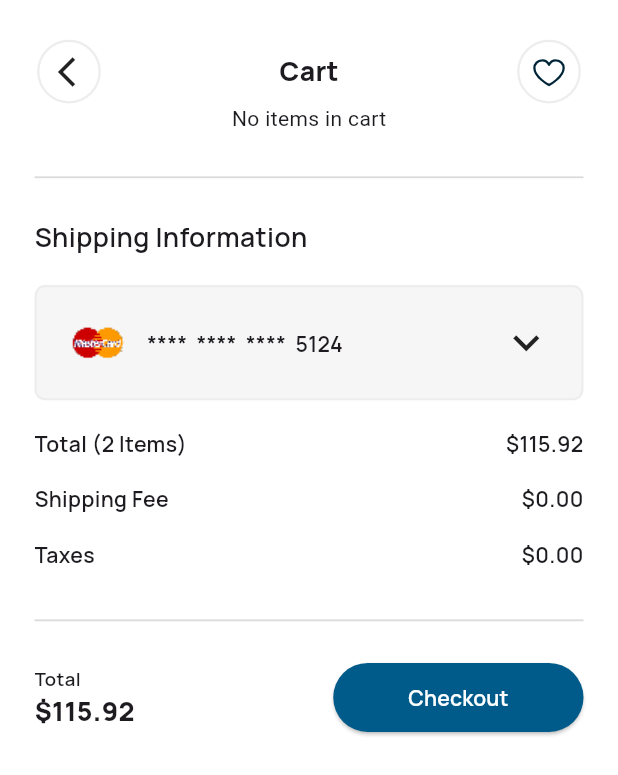
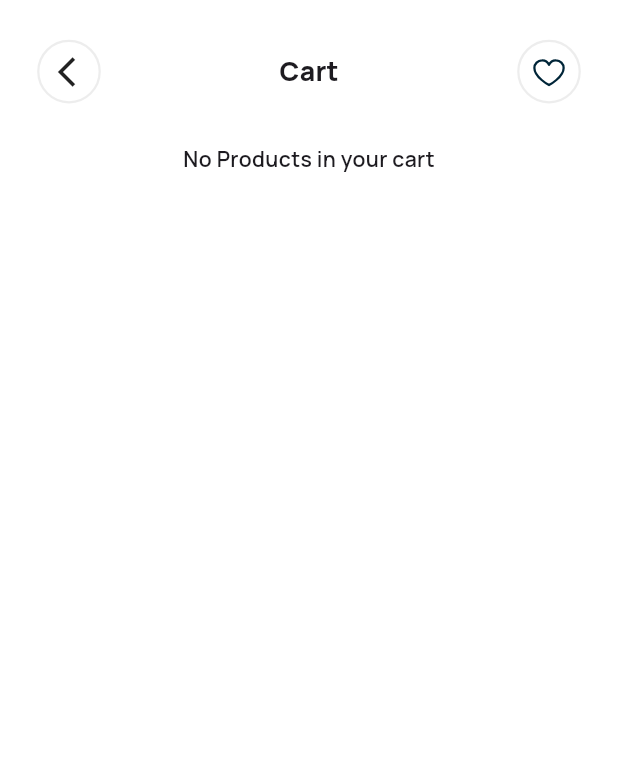
Before and after one commit to MaiBomadian94/mini_ecommerce_app, a Flutter app: the CartView screen opened by its route, on a phone screen of 412 x 824 dp. Shown: the top 775 px of the screen. Run offline on Flutter 3.47's test engine with Material 3 defaults, Android fonts, the phone set to English and light mode, and no system bars; our stand-ins replace cached_network_image, carousel_slider, dartz, flutter_bloc, flutter_countdown_timer, flutter_screenutil and 3 more; network calls fail.

Commit message:
* cart view done

```diff
--- /dev/null
+++ b/lib/features/cart/data/models/cart_model.dart
@@ -0,0 +1,8 @@
+import '../../../home/data/models/product_model.dart';
+
+class CartModel {
+  final ProductModel product;
+  int quantity;
+
+  CartModel({required this.product, this.quantity = 1});
+}
--- a/lib/features/cart/presentation/bloc/cart_states.dart
+++ /dev/null
@@ -1,11 +0,0 @@
-import '../../../home/data/models/product_model.dart';
-
-abstract class CartState {}
-
-class CartInitialState extends CartState {}
-
-class CartUpdatedState extends CartState {
-  final List<ProductModel> cartItems;
-
-  CartUpdatedState({required this.cartItems});
-}
--- a/lib/features/cart/presentation/bloc/events.dart
+++ b/lib/features/cart/presentation/bloc/events.dart
@@ -13,5 +13,3 @@ class RemoveFromCartEvent extends CartEvent {
 
   RemoveFromCartEvent(this.product);
 }
-
-class ClearCartEvent extends CartEvent {}
--- /dev/null
+++ b/lib/features/cart/presentation/bloc/states.dart
@@ -0,0 +1,12 @@
+import '../../data/models/cart_model.dart';
+
+abstract class CartState {}
+
+class CartInitialState extends CartState {}
+
+class CartUpdatedState extends CartState {
+  final List<CartModel> cartItems;
+  final double totalPrice;
+
+  CartUpdatedState({required this.cartItems, required this.totalPrice});
+}
--- a/lib/features/cart/presentation/view/cart_view.dart
+++ b/lib/features/cart/presentation/view/cart_view.dart
@@ -6,7 +6,7 @@ import 'package:mini_ecommerce_app/core/presentation/widgets/custom_elevated_but
 import 'package:mini_ecommerce_app/core/theming/colors.dart';
 import 'package:mini_ecommerce_app/core/theming/text_styles.dart';
 import 'package:mini_ecommerce_app/features/cart/presentation/bloc/bloc.dart';
-import 'package:mini_ecommerce_app/features/cart/presentation/bloc/cart_states.dart';
+import 'package:mini_ecommerce_app/features/cart/presentation/bloc/states.dart';
 import 'package:mini_ecommerce_app/features/cart/presentation/widgets/cart_app_bar.dart';
 import '../widgets/custom_item_cart.dart';
 import '../widgets/custom_master_card.dart';
@@ -25,39 +25,43 @@ class CartView extends StatelessWidget {
               crossAxisAlignment: CrossAxisAlignment.start,
               children: [
                 CartAppBar(),
-                CartList(),
+                verticalSpace(height: 30),
+                BlocBuilder<CartBloc, CartState>(
+                  builder: (context, state) {
+                    if (state is CartUpdatedState &&
+                        state.cartItems.isNotEmpty) {
+                      return Column(
+                        children: [
+                          ListView.separated(
+                            scrollDirection: Axis.vertical,
+                            shrinkWrap: true,
+                            physics: NeverScrollableScrollPhysics(),
+
+                            itemCount: state.cartItems.length,
+                            itemBuilder: (context, index) => CustomCartItem(
+                              cartModel: state.cartItems[index],
+                            ),
+                            separatorBuilder: (context, index) =>
+                                verticalSpace(height: 24),
+                          ),
                           verticalSpace(height: 24),
                           Divider(thickness: 1.2, color: Color(0xffdbdbdb)),
                           verticalSpace(height: 22),
-                Text('Shipping Information', style: Styles.textTitle20SemiBold),
+                          Text(
+                            'Shipping Information',
+                            style: Styles.textTitle20SemiBold,
+                          ),
                           verticalSpace(height: 22),
                           CustomMasterCard(),
                           verticalSpace(height: 21),
-                Row(
-                  mainAxisAlignment: MainAxisAlignment.spaceBetween,
-                  children: [
-                    Text('Total (2 Items)', style: Styles.textTitle16SemiBold),
-                    Text(r'$115.92', style: Styles.textTitle16SemiBold),
-                  ],
+                          buildRow(
+                            title: 'Total (${state.cartItems.length}) Item',
+                            price: '\$${state.totalPrice.toStringAsFixed(2)}',
                           ),
                           verticalSpace(height: 19),
-
-                Row(
-                  mainAxisAlignment: MainAxisAlignment.spaceBetween,
-                  children: [
-                    Text('Shipping Fee', style: Styles.textTitle16SemiBold),
-                    Text(r'$0.00', style: Styles.textTitle16SemiBold),
-                  ],
-                ),
+                          buildRow(title: 'Shipping Fee', price: r'$0.00'),
                           verticalSpace(height: 19),
-
-                Row(
-                  mainAxisAlignment: MainAxisAlignment.spaceBetween,
-                  children: [
-                    Text('Taxes', style: Styles.textTitle16SemiBold),
-                    Text(r'$0.00', style: Styles.textTitle16SemiBold),
-                  ],
-                ),
+                          buildRow(title: 'Taxes', price: r'$0.00'),
                           verticalSpace(height: 30),
 
                           Divider(thickness: 1.2, color: Color(0xffdbdbdb)),
@@ -69,8 +73,14 @@ class CartView extends StatelessWidget {
                               Column(
                                 crossAxisAlignment: CrossAxisAlignment.start,
                                 children: [
-                        Text('Total', style: Styles.textTitle14SemiBold),
-                        Text(r'$115.92', style: Styles.textTitle20Bold),
+                                  Text(
+                                    'Total',
+                                    style: Styles.textTitle14SemiBold,
+                                  ),
+                                  Text(
+                                    '\$${state.totalPrice.toStringAsFixed(2)}',
+                                    style: Styles.textTitle20Bold,
+                                  ),
                                 ],
                               ),
                               CustomElevatedButton(
@@ -83,37 +93,31 @@ class CartView extends StatelessWidget {
                             ],
                           ),
                         ],
+                      );
+                    }
+                    return Center(
+                      child: Text(
+                        'No Products in your cart',
+                        style: Styles.textTitle16SemiBold,
+                      ),
+                    );
+                  },
+                ),
+              ],
             ),
           ),
         ),
       ),
     );
   }
-}
 
-class CartList extends StatelessWidget {
-  const CartList({super.key});
-
-  @override
-  Widget build(BuildContext context) {
-    return BlocBuilder<CartBloc, CartState>(
-      builder: (context, state) {
-        if (state is CartUpdatedState) {
-          final items = state.cartItems;
-
-          return ListView.separated(
-            scrollDirection: Axis.vertical,
-            shrinkWrap: true,
-            physics: NeverScrollableScrollPhysics(),
-
-            itemCount: items.length,
-            itemBuilder: (context, index) =>
-                CustomCartItem(productModel: items[index]),
-            separatorBuilder: (context, index) => verticalSpace(height: 24),
-          );
-        }
-        return Center(child: Text('No items in cart'));
-      },
+  Row buildRow({required String title, required String price}) {
+    return Row(
+      mainAxisAlignment: MainAxisAlignment.spaceBetween,
+      children: [
+        Text(title, style: Styles.textTitle16SemiBold),
+        Text(price, style: Styles.textTitle16SemiBold),
+      ],
     );
   }
 }
```
Also changed, not shown: lib/features/cart/presentation/bloc/bloc.dart (+49 -18 lines), lib/features/cart/presentation/widgets/custom_item_cart.dart (+21 -44 lines), 1 other file. Lines whose indentation alone changed are shown as unchanged.
